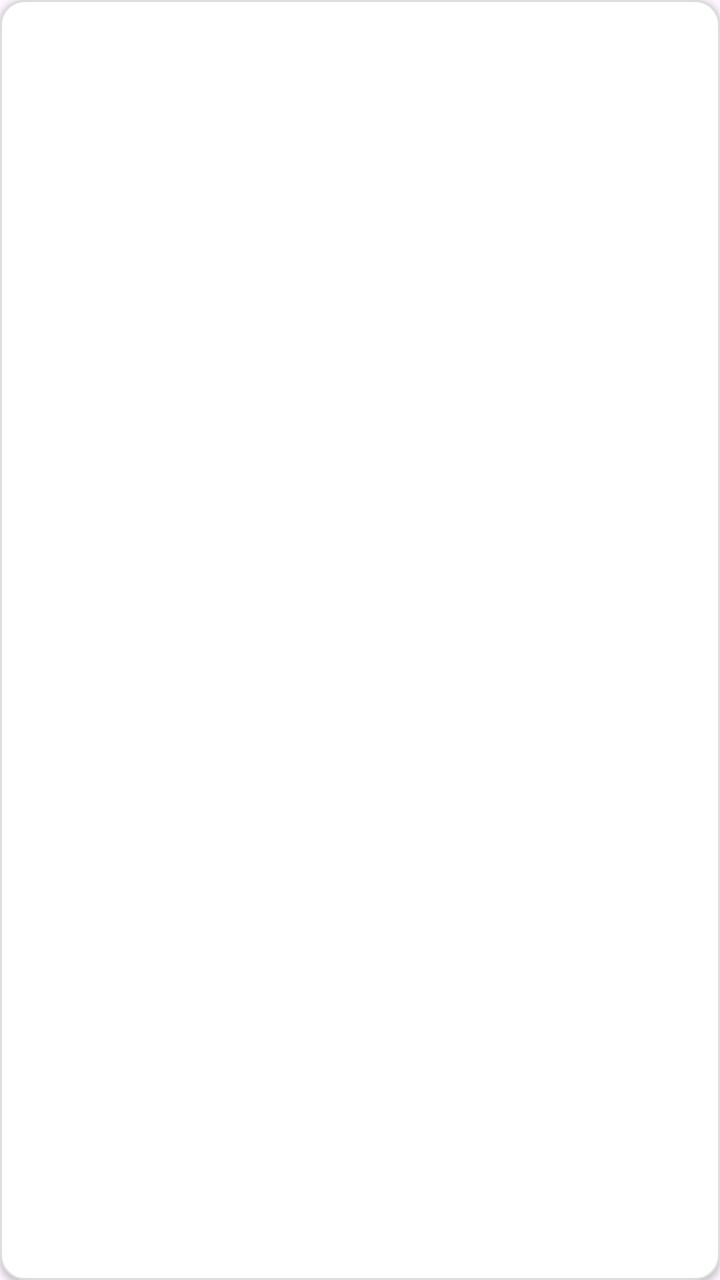
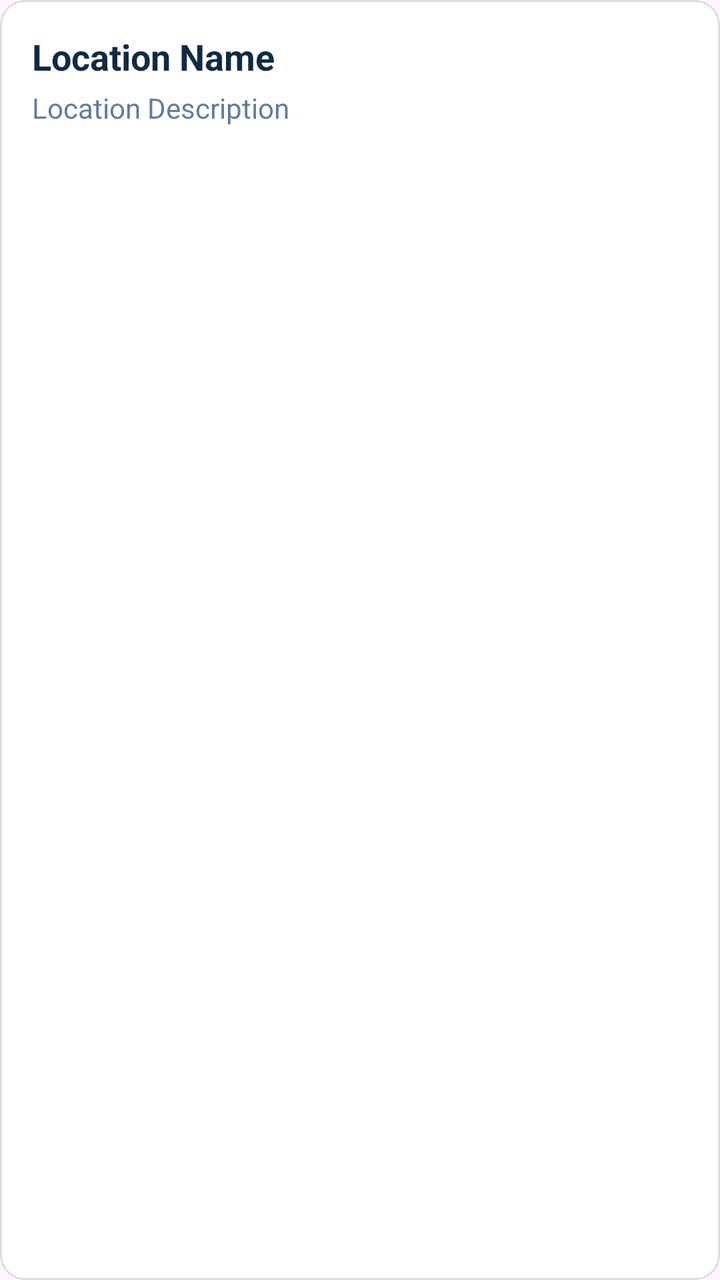

An Android layout rendered at two revisions. The XML below is the earlier revision; the diff shows what the commit changed to produce the second picture.
<!-- AndroidManifest.xml: application theme Theme.TeknoKumpas -->
<!-- res/layout/item_location.xml -->
<?xml version="1.0" encoding="utf-8"?>
<LinearLayout xmlns:android="http://schemas.android.com/apk/res/android"
    android:layout_width="match_parent"
    android:layout_height="wrap_content"
    android:orientation="vertical"
    android:background="@drawable/bg_input_field"
    android:padding="16dp"
    android:elevation="2dp">

    <TextView
        android:id="@+id/tvLocName"
        android:layout_width="match_parent"
        android:layout_height="wrap_content"
        android:textColor="#102A43"
        android:textSize="18sp"
        android:textStyle="bold" />

    <TextView
        android:id="@+id/tvLocDesc"
        android:layout_width="match_parent"
        android:layout_height="wrap_content"
        android:layout_marginTop="4dp"
        android:textColor="#627D98"
        android:textSize="14sp" />
</LinearLayout>
<!-- resources referenced by this layout -->
<resources>
  <!-- drawable bg_input_field (drawable) -->
  <shape xmlns:android="http://schemas.android.com/apk/res/android">
      <solid android:color="#FFFFFF" />
      <corners android:radius="12dp" />
      <stroke android:width="1dp" android:color="#DDDDDD" />
  </shape>
  <style name="Theme.TeknoKumpas" parent="Base.Theme.TeknoKumpas" />
  <style name="Base.Theme.TeknoKumpas" parent="Theme.Material3.DayNight.NoActionBar">
          
          
      </style>
</resources>

<!-- the commit's change to res/layout/item_location.xml (unified diff, before → after) -->
@@ -2,24 +2,25 @@
 <LinearLayout xmlns:android="http://schemas.android.com/apk/res/android"
     android:layout_width="match_parent"
     android:layout_height="wrap_content"
+    android:background="@drawable/bg_input_field"
     android:orientation="vertical"
-    android:background="@drawable/bg_input_field"
-    android:padding="16dp"
-    android:elevation="2dp">
+    android:padding="16dp">
 
     <TextView
         android:id="@+id/tvLocName"
-        android:layout_width="match_parent"
+        android:layout_width="wrap_content"
         android:layout_height="wrap_content"
+        android:text="Location Name"
         android:textColor="#102A43"
         android:textSize="18sp"
         android:textStyle="bold" />
 
     <TextView
         android:id="@+id/tvLocDesc"
-        android:layout_width="match_parent"
+        android:layout_width="wrap_content"
         android:layout_height="wrap_content"
         android:layout_marginTop="4dp"
+        android:text="Location Description"
         android:textColor="#627D98"
         android:textSize="14sp" />
 </LinearLayout>
